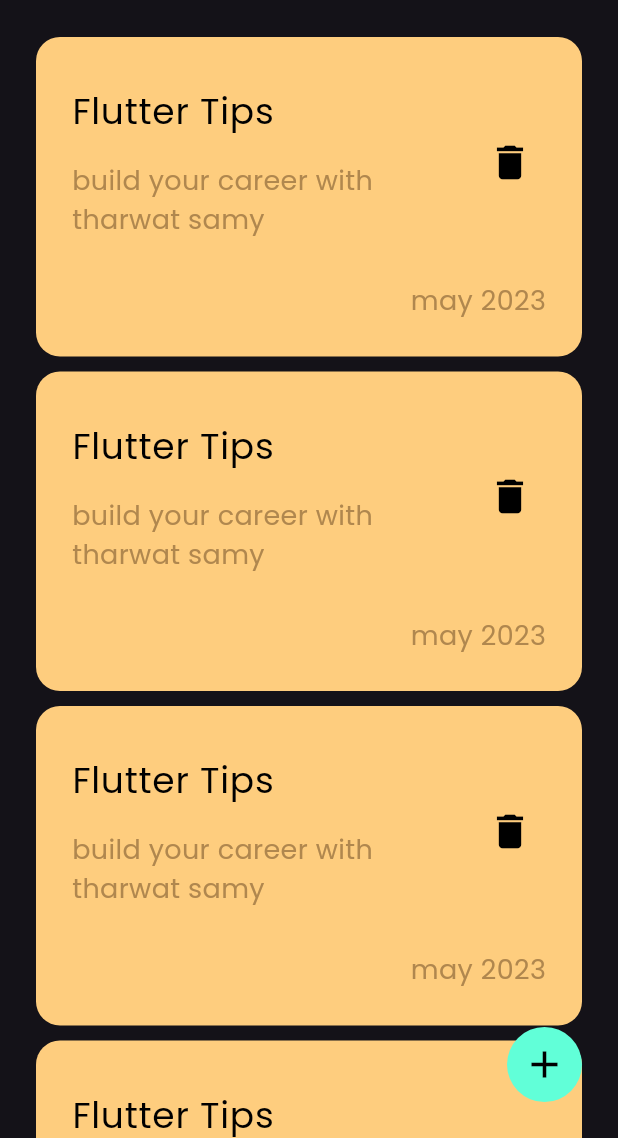
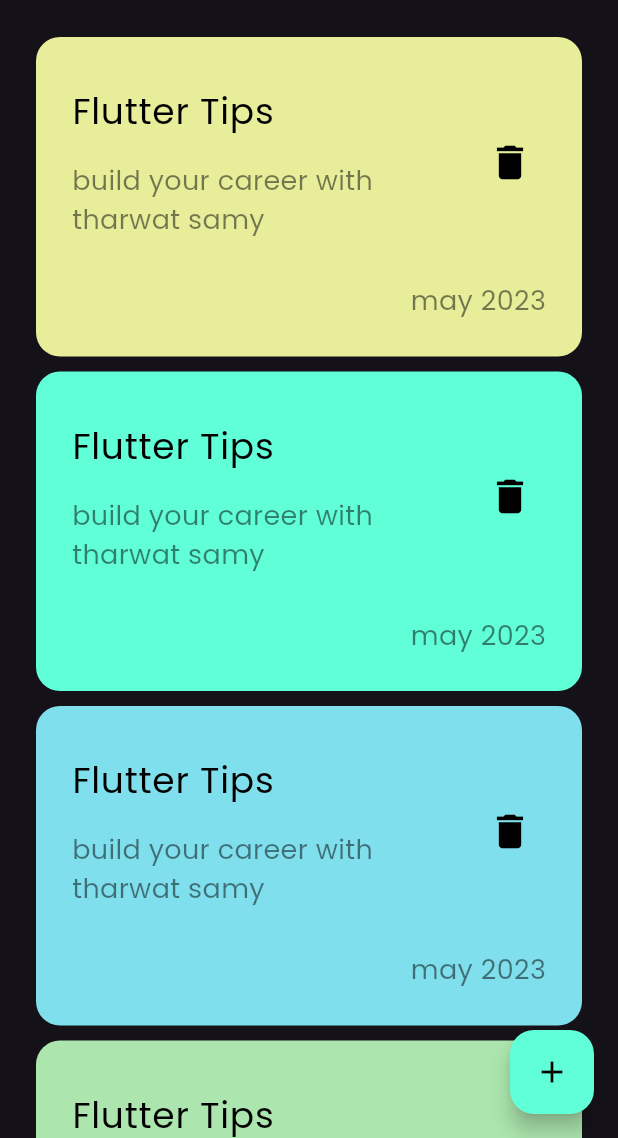
Before and after one commit to 01273904861/notes_app, a Flutter app: the screen it shows after launch, on a phone screen of 412 x 824 dp, the part 98-1236 px from its top. Run offline on Flutter 3.47's test engine with Material 3 defaults, Android fonts, the phone set to English and light mode, and no system bars.

Commit message:
add colors

```diff
--- a/lib/main.dart
+++ b/lib/main.dart
@@ -19,7 +19,14 @@ class NotesApp extends StatelessWidget {
         ),
         home: Scaffold(
           body: HomeView(),
-          floatingActionButton: AddIcon(),
+          floatingActionButton: FloatingActionButton(
+            backgroundColor: Color(0xff61FFD8),
+            onPressed: () {},
+            child: Icon(
+              Icons.add,
+              color: Colors.black,
+            ),
+          ),
         ));
   }
 }
--- a/lib/widgets/custom_note_item.dart
+++ b/lib/widgets/custom_note_item.dart
@@ -1,8 +1,8 @@
 import 'package:flutter/material.dart';
 
 class CustomNoteItem extends StatelessWidget {
-  const CustomNoteItem({super.key});
-
+  const CustomNoteItem({super.key, required this.color});
+  final Color color;
   @override
   Widget build(BuildContext context) {
     return Container(
@@ -10,7 +10,7 @@ class CustomNoteItem extends StatelessWidget {
       padding: const EdgeInsets.all(24),
       decoration: BoxDecoration(
         borderRadius: BorderRadius.circular(16),
-        color: const Color(0xffFECD7E),
+        color: color,
       ),
       child: Column(
         crossAxisAlignment: CrossAxisAlignment.end,
@@ -29,7 +29,7 @@ class CustomNoteItem extends StatelessWidget {
               child: Text(
                 'build your career with\ntharwat samy',
                 style: TextStyle(
-                  color: Color(0xffB0874E),
+                  color: Colors.black.withOpacity(.5),
                   fontSize: 18,
                 ),
               ),
@@ -46,10 +46,10 @@ class CustomNoteItem extends StatelessWidget {
           const SizedBox(
             height: 20,
           ),
-          const Text(
+          Text(
             'may 2023',
             style: TextStyle(
-              color: Color(0xffB0874E),
+              color: Colors.black.withOpacity(.5),
               fontSize: 18,
             ),
           ),
--- a/lib/widgets/notes_listview.dart
+++ b/lib/widgets/notes_listview.dart
@@ -5,13 +5,20 @@ class NotesListView extends StatelessWidget {
   const NotesListView({
     super.key,
   });
-
+  final List<Color> colors = const [
+    Color(0xffE7ED99),
+    Color(0xff61FFD8),
+    Color(0xff7FDFEC),
+    Color.fromARGB(255, 172, 230, 174)
+  ];
   @override
   Widget build(BuildContext context) {
     return ListView.builder(
         itemCount: 20,
         itemBuilder: (context, i) {
-          return CustomNoteItem();
+          return CustomNoteItem(
+            color: colors[i % 4],
+          );
         });
   }
 }
```
